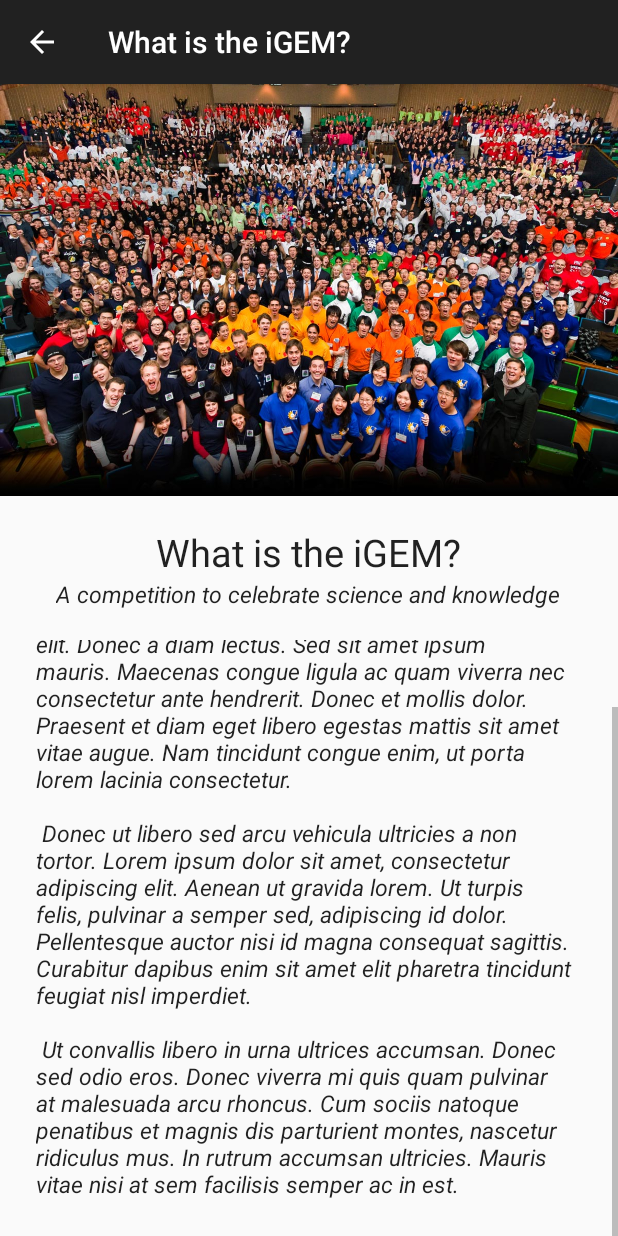
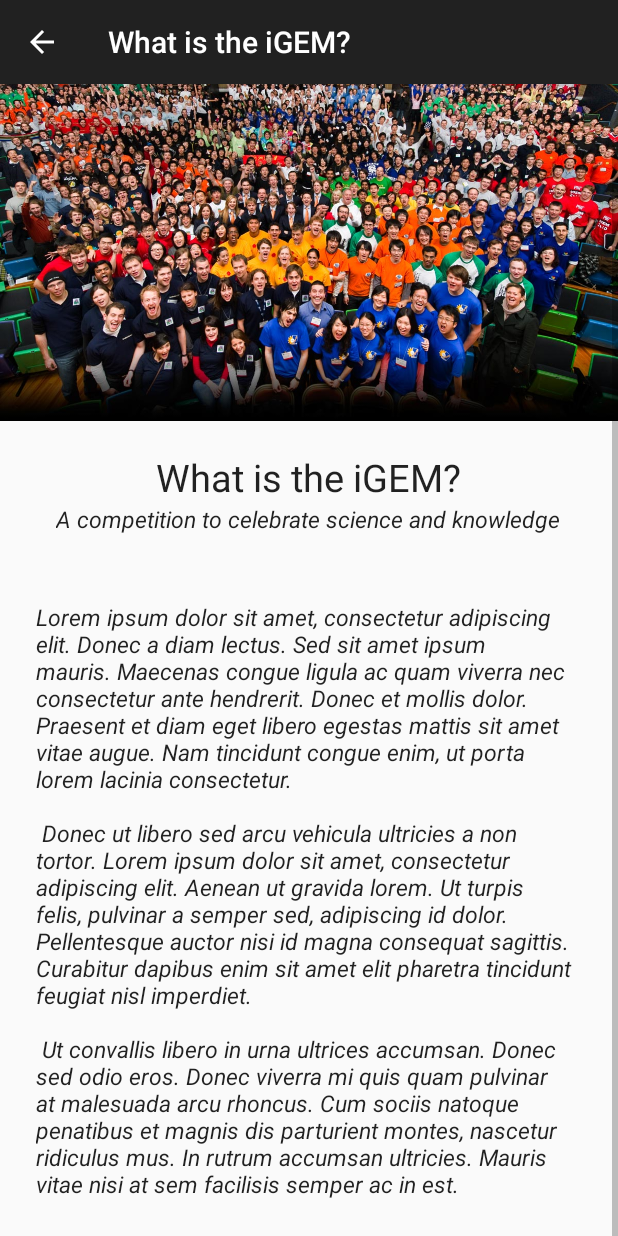
Before and after one commit to PLNech/BactMan-Adventures, an Android app: the WhatActivity screen opened directly, with no data from a screen before it, scrolled down 50 dp, on a phone screen of 412 x 824 dp. Run offline under Robolectric (Android 15) with nearby library versions, the light colour scheme and no system bars.

Commit message:
Text Activities: Scoll on whole page

```diff
--- a/app/src/main/res/layout/activity_what.xml
+++ b/app/src/main/res/layout/activity_what.xml
@@ -1,6 +1,8 @@
-<RelativeLayout xmlns:android="http://schemas.android.com/apk/res/android"
+<ScrollView xmlns:android="http://schemas.android.com/apk/res/android"
             xmlns:tools="http://schemas.android.com/tools"
-                style="@style/AppTheme.Activity.Detail"
+            style="@style/AppTheme.ScrollView">
+
+    <RelativeLayout style="@style/AppTheme.Activity.Detail"
                     tools:context="com.ionis.igem.app.WhatActivity">
 
         <ImageView style="@style/AppTheme.ImageView.FullWidth"
@@ -23,14 +25,12 @@
                       android:layout_below="@id/what_title"/>
         </RelativeLayout>
 
-    <ScrollView style="@style/AppTheme.ScrollView"
+        <RelativeLayout style="@style/AppTheme.Container.Paragraphs"
                         android:layout_below="@id/box_title">
-
-        <RelativeLayout style="@style/AppTheme.Container.Paragraphs">
             <TextView style="@style/AppTheme.TextView.Paragraphs"
                       android:text="@string/lorem"
                       android:id="@+id/paragraphs"/>
         </RelativeLayout>
-    </ScrollView>
 
     </RelativeLayout>
+</ScrollView>
--- a/app/src/main/res/values/styles.xml
+++ b/app/src/main/res/values/styles.xml
@@ -22,6 +22,7 @@
     </style>
 
     <style name="AppTheme.Activity.Detail">
+        <item name="android:layout_height">wrap_content</item>
         <item name="android:paddingLeft">0dp</item>
         <item name="android:paddingRight">0dp</item>
         <item name="android:paddingTop">0dp</item>
@@ -92,7 +93,7 @@
     </style>
 
     <style name="AppTheme.ScrollView">
-        <item name="android:layout_width">fill_parent</item>
+        <item name="android:layout_width">match_parent</item>
         <item name="android:layout_height">wrap_content</item>
     </style>
 
```
Also changed, not shown: app/src/main/res/layout/activity_presentation.xml (+7 -6 lines). Lines whose indentation alone changed are shown as unchanged.
